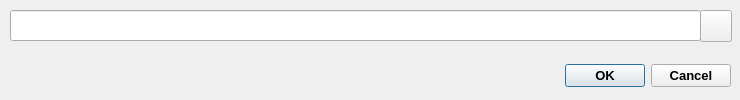
MorgothCreator/lyra-gui-wallet, file idwindow.ui: the form before one commit.
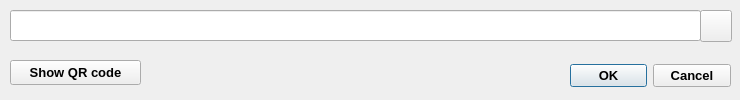
The form after the commit.

Commit message: Add show and save to local disk the id QR code in PNG and JPEG file format.

What changed in the file:
```diff
--- a/idwindow.ui
+++ b/idwindow.ui
@@ -39,9 +39,9 @@
   <widget class="QDialogButtonBox" name="selectionButtonBox">
    <property name="geometry">
     <rect>
-     <x>-90</x>
+     <x>570</x>
      <y>60</y>
-     <width>821</width>
+     <width>161</width>
      <height>32</height>
     </rect>
    </property>
@@ -95,6 +95,26 @@
     </font>
    </property>
   </widget>
+  <widget class="QPushButton" name="showQrPushButton">
+   <property name="geometry">
+    <rect>
+     <x>10</x>
+     <y>60</y>
+     <width>131</width>
+     <height>25</height>
+    </rect>
+   </property>
+   <property name="font">
+    <font>
+     <pointsize>10</pointsize>
+     <weight>75</weight>
+     <bold>true</bold>
+    </font>
+   </property>
+   <property name="text">
+    <string>Show QR code</string>
+   </property>
+  </widget>
  </widget>
  <tabstops>
   <tabstop>idLineEdit</tabstop>
```
The commit also changes 11 other files.
